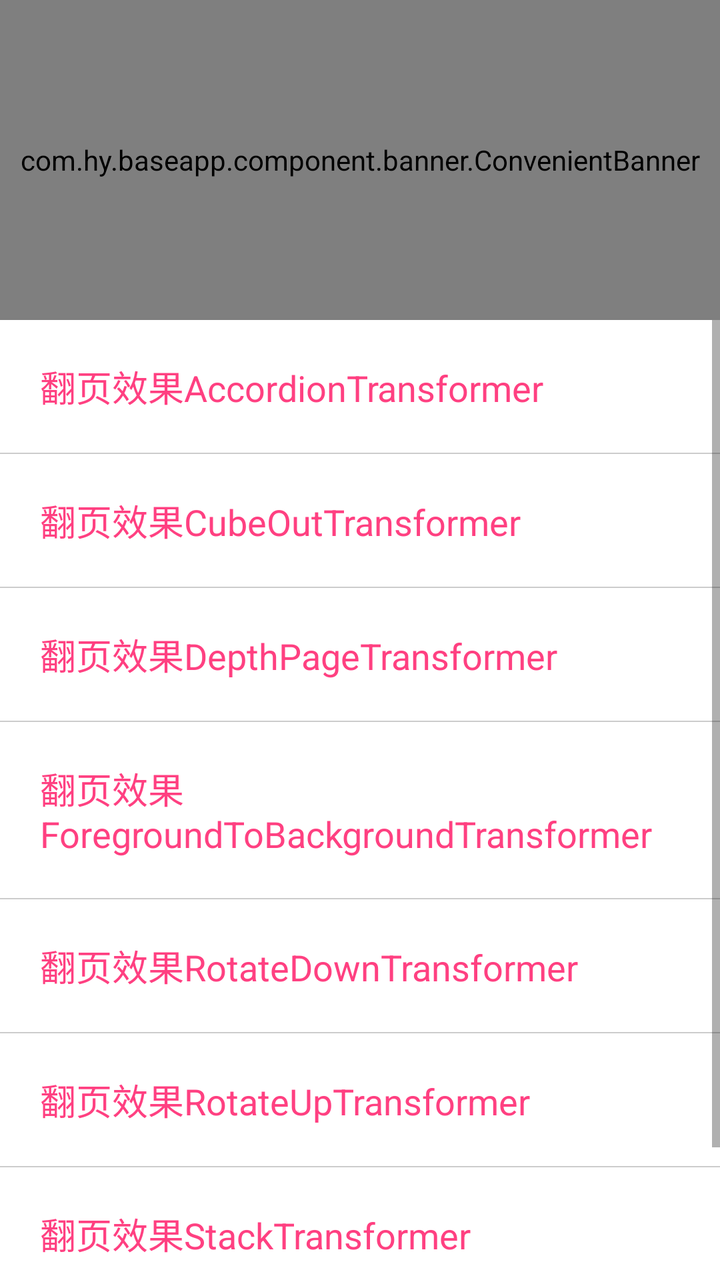
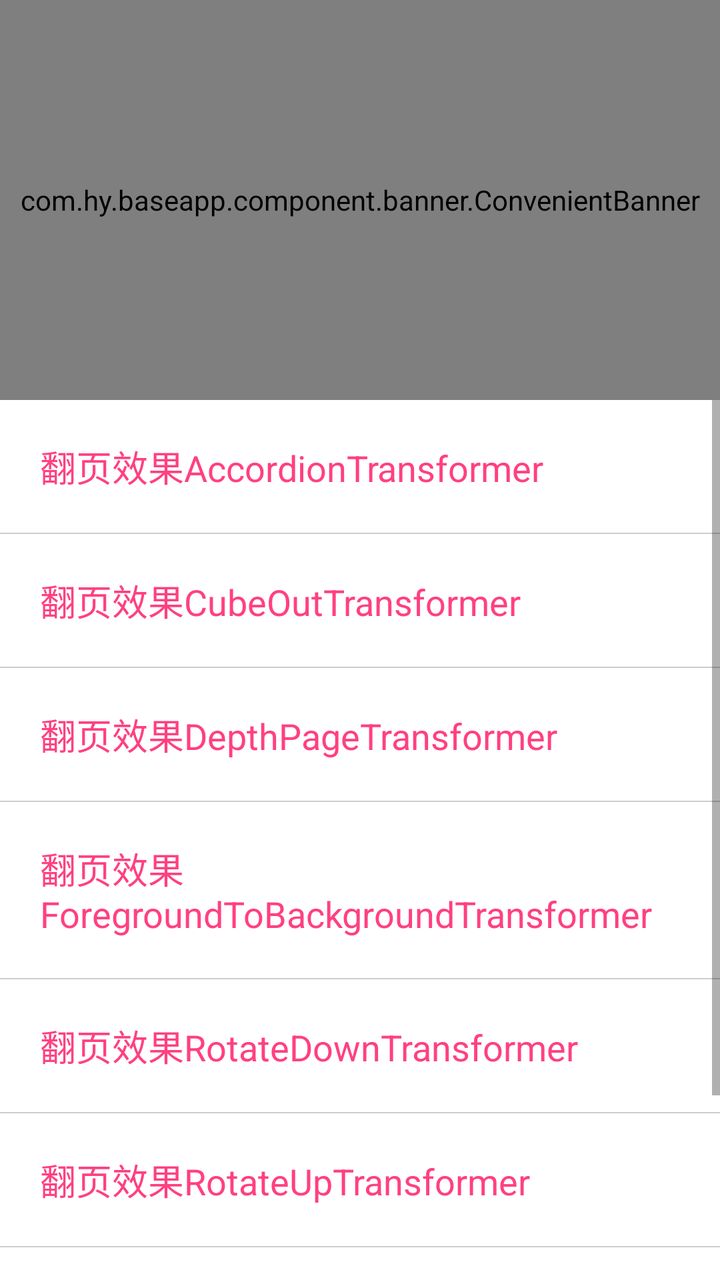

Screens rendered from an Android XML layout before and after an edit, with the pre-edit source and the edit as a unified diff.
<!-- AndroidManifest.xml: application theme MyAppTheme -->
<!-- res/layout/activity_banner_test.xml -->
<?xml version="1.0" encoding="utf-8"?>
<LinearLayout xmlns:android="http://schemas.android.com/apk/res/android"
    android:layout_width="match_parent"
    android:layout_height="match_parent"
    android:orientation="vertical">

    <com.hy.baseapp.component.banner.ConvenientBanner xmlns:app="http://schemas.android.com/apk/res-auto"
        android:id="@+id/convenientBanner"
        android:layout_width="match_parent"
        android:layout_height="160dp"
        app:canLoop="true" />

    <ScrollView
        android:layout_width="match_parent"
        android:layout_height="wrap_content">

        <LinearLayout
            android:layout_width="match_parent"
            android:layout_height="wrap_content"
            android:orientation="vertical">

            <TextView
                android:id="@+id/tv_banner_page1"
                android:layout_width="match_parent"
                android:layout_height="wrap_content"
                android:background="@drawable/view_selector_white_gray"
                android:padding="20dp"
                android:text="翻页效果AccordionTransformer"
                android:textColor="@color/colorAccent"
                android:textSize="18sp" />


            <View
                android:layout_width="match_parent"
                android:layout_height="0.5dp"
                android:background="@color/gray_cc" />

            <TextView
                android:id="@+id/tv_banner_page2"
                android:layout_width="match_parent"
                android:layout_height="wrap_content"
                android:background="@drawable/view_selector_white_gray"
                android:padding="20dp"
                android:text="翻页效果CubeOutTransformer"
                android:textColor="@color/colorAccent"
                android:textSize="18sp" />

            <View
                android:layout_width="match_parent"
                android:layout_height="0.5dp"
                android:background="@color/gray_cc" />

            <TextView
                android:id="@+id/tv_banner_page3"
                android:layout_width="match_parent"
                android:layout_height="wrap_content"
                android:background="@drawable/view_selector_white_gray"
                android:padding="20dp"
                android:text="翻页效果DepthPageTransformer"
                android:textColor="@color/colorAccent"
                android:textSize="18sp" />

            <View
                android:layout_width="match_parent"
                android:layout_height="0.5dp"
                android:background="@color/gray_cc" />

            <TextView
                android:id="@+id/tv_banner_page4"
                android:layout_width="match_parent"
                android:layout_height="wrap_content"
                android:background="@drawable/view_selector_white_gray"
                android:padding="20dp"
                android:text="翻页效果ForegroundToBackgroundTransformer"
                android:textColor="@color/colorAccent"
                android:textSize="18sp" />

            <View
                android:layout_width="match_parent"
                android:layout_height="0.5dp"
                android:background="@color/gray_cc" />

            <TextView
                android:id="@+id/tv_banner_page5"
                android:layout_width="match_parent"
                android:layout_height="wrap_content"
                android:background="@drawable/view_selector_white_gray"
                android:padding="20dp"
                android:text="翻页效果RotateDownTransformer"
                android:textColor="@color/colorAccent"
                android:textSize="18sp" />

            <View
                android:layout_width="match_parent"
                android:layout_height="0.5dp"
                android:background="@color/gray_cc" />

            <TextView
                android:id="@+id/tv_banner_page6"
                android:layout_width="match_parent"
                android:layout_height="wrap_content"
                android:background="@drawable/view_selector_white_gray"
                android:padding="20dp"
                android:text="翻页效果RotateUpTransformer"
                android:textColor="@color/colorAccent"
                android:textSize="18sp" />

            <View
                android:layout_width="match_parent"
                android:layout_height="0.5dp"
                android:background="@color/gray_cc" />

            <TextView
                android:id="@+id/tv_banner_page7"
                android:layout_width="match_parent"
                android:layout_height="wrap_content"
                android:padding="20dp"
                android:text="翻页效果StackTransformer"
                android:textColor="@color/colorAccent"
                android:background="@drawable/view_selector_white_gray"
                android:textSize="18sp" />

            <View
                android:layout_width="match_parent"
                android:layout_height="0.5dp"
                android:background="@color/gray_cc" />

            <TextView
                android:id="@+id/tv_banner_page8"
                android:layout_width="match_parent"
                android:layout_height="wrap_content"
                android:background="@drawable/view_selector_white_gray"
                android:padding="20dp"
                android:text="翻页效果ZoomOutTranformer"
                android:textColor="@color/colorAccent"
                android:textSize="18sp" />

        </LinearLayout>

    </ScrollView>

</LinearLayout>
<!-- resources referenced by this layout -->
<resources>
  <color name="colorAccent">#FF4081</color>
  <color name="gray_cc">#cccccc</color>
  <!-- drawable view_selector_white_gray (drawable) -->
  <?xml version="1.0" encoding="utf-8"?>
  <selector xmlns:android="http://schemas.android.com/apk/res/android">
  
      <item android:drawable="@color/common_view_grey" android:state_pressed="true" />
      <item android:drawable="@color/white" android:state_pressed="false" />
      <item android:drawable="@color/common_view_grey" android:state_focused="true" />
      <item android:drawable="@color/white" android:state_focused="false" />
  
  </selector>
  <style name="MyAppTheme" parent="AppTheme">
          
          <item name="android:windowAnimationStyle">@style/ActivityAnimTheme</item>
      </style>
  <color name="common_view_grey">#e5e5e5</color>
  <color name="white">#FFFFFF</color>
  <style name="AppTheme" parent="Theme.AppCompat.Light.NoActionBar">
          
          <item name="colorPrimary">@color/colorPrimary</item>
          <item name="colorPrimaryDark">@color/colorPrimaryDark</item>
          <item name="colorAccent">@color/colorAccent</item>
          <item name="android:windowBackground">@color/white</item>
      </style>
  <style name="ActivityAnimTheme" parent="@android:style/Animation.Activity">
          <item name="android:activityOpenEnterAnimation">@anim/abs_activity_open_enter</item>
          <item name="android:activityOpenExitAnimation">@anim/abs_activity_open_exit</item>
          <item name="android:activityCloseEnterAnimation">@anim/abs_activity_close_enter</item>
          <item name="android:activityCloseExitAnimation">@anim/abs_activity_close_exit</item>
      </style>
  <color name="colorPrimary">#3F51B5</color>
  <color name="colorPrimaryDark">#303F9F</color>
</resources>

<!-- the commit's change to res/layout/activity_banner_test.xml (unified diff, before → after) -->
@@ -7,7 +7,7 @@
     <com.hy.baseapp.component.banner.ConvenientBanner xmlns:app="http://schemas.android.com/apk/res-auto"
         android:id="@+id/convenientBanner"
         android:layout_width="match_parent"
-        android:layout_height="160dp"
+        android:layout_height="200dp"
         app:canLoop="true" />
 
     <ScrollView
